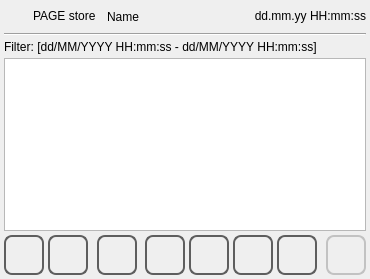
First picture: the form in qt_library/ATCMstore/store.ui, repository MECTsrl/mect_plugins, before the edit.
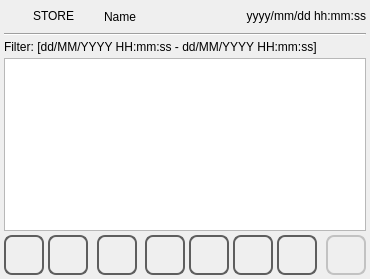
Second picture: the form after the edit. Icons and pictures are not drawn.

Commit message: store page review

Patch:
```diff
--- a/qt_library/ATCMstore/store.ui
+++ b/qt_library/ATCMstore/store.ui
@@ -100,7 +100,7 @@
         <enum>Qt::NoFocus</enum>
        </property>
        <property name="text">
-        <string>PAGE store</string>
+        <string>STORE</string>
        </property>
       </widget>
      </item>
@@ -130,7 +130,7 @@
         <enum>Qt::NoFocus</enum>
        </property>
        <property name="text">
-        <string>dd.mm.yy HH:mm:ss</string>
+        <string>yyyy/mm/dd hh:mm:ss</string>
        </property>
        <property name="alignment">
         <set>Qt::AlignRight|Qt::AlignTrailing|Qt::AlignVCenter</set>
```
The commit also changes 4 other files.
